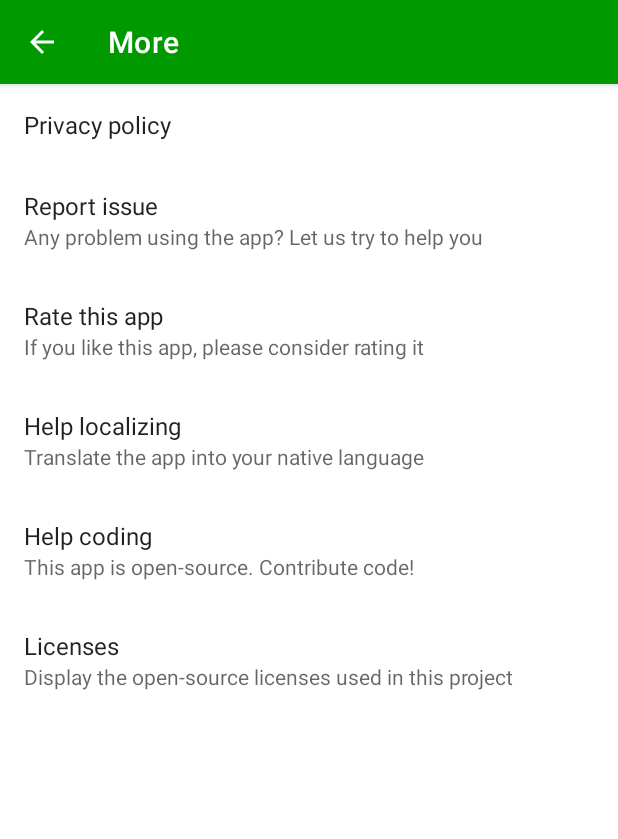
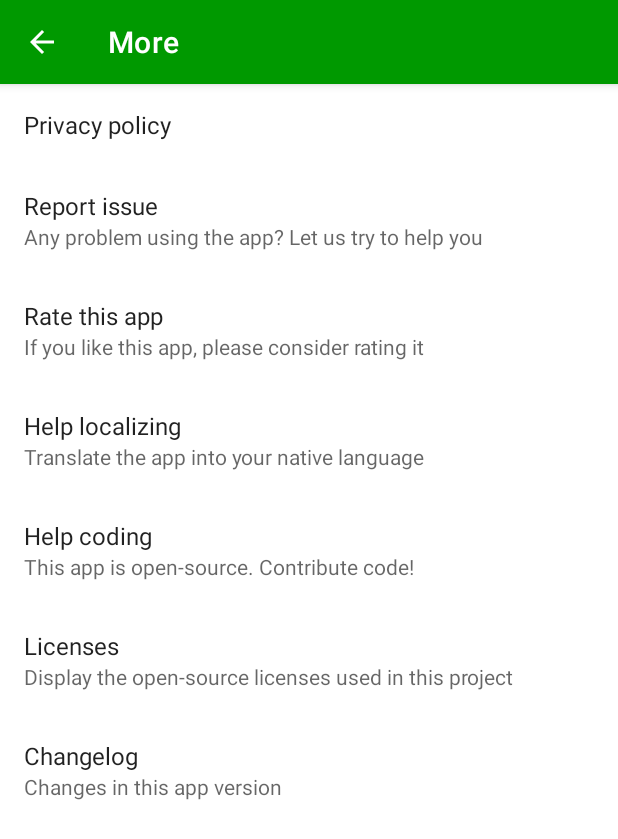
Before and after one commit to michaeltroger/greenpass-android, an Android app: the MoreFragment screen opened directly, with no data from a screen before it, on a phone screen of 412 x 824 dp. Shown: the top 839 px of the screen. Run offline under Robolectric (Android 15) with nearby library versions, the phone set to English and light mode, and no system bars; our stand-ins replace androidx.preference; 1 statement that could not run was skipped.

Commit message:
Add changelog

```diff
--- a/app/src/main/res/values/donottranslate.xml
+++ b/app/src/main/res/values/donottranslate.xml
@@ -11,4 +11,5 @@
     <string name="key_preference_version">version</string>
     <string name="licenses_uri">https://michaeltroger.github.io/greenpass-android/licenses</string>
     <string name="pdf_file_provider_authority">com.michaeltroger.gruenerpass.pdffileprovider</string>
+    <string name="changelog_uri">https://github.com/michaeltroger/greenpass-android/releases</string>
 </resources>
--- a/app/src/main/res/values/strings.xml
+++ b/app/src/main/res/values/strings.xml
@@ -32,4 +32,6 @@
     <string name="licenses_summary">Display the open-source licenses used in this project</string>
     <string name="version">Version %1$s</string>
     <string name="share">Share</string>
+    <string name="changelog">Changelog</string>
+    <string name="changelog_summary">Changes in this app version</string>
 </resources>
--- a/app/src/main/res/xml/more.xml
+++ b/app/src/main/res/xml/more.xml
@@ -43,7 +43,13 @@
         <intent android:action="android.intent.action.VIEW"
             android:data="@string/licenses_uri"/>
     </Preference>
-
+    <Preference
+        app:iconSpaceReserved="false"
+        android:title="@string/changelog"
+        android:summary="@string/changelog_summary">
+        <intent android:action="android.intent.action.VIEW"
+            android:data="@string/changelog_uri"/>
+    </Preference>
     <Preference
         app:iconSpaceReserved="false"
         android:key="@string/key_preference_version">
```
